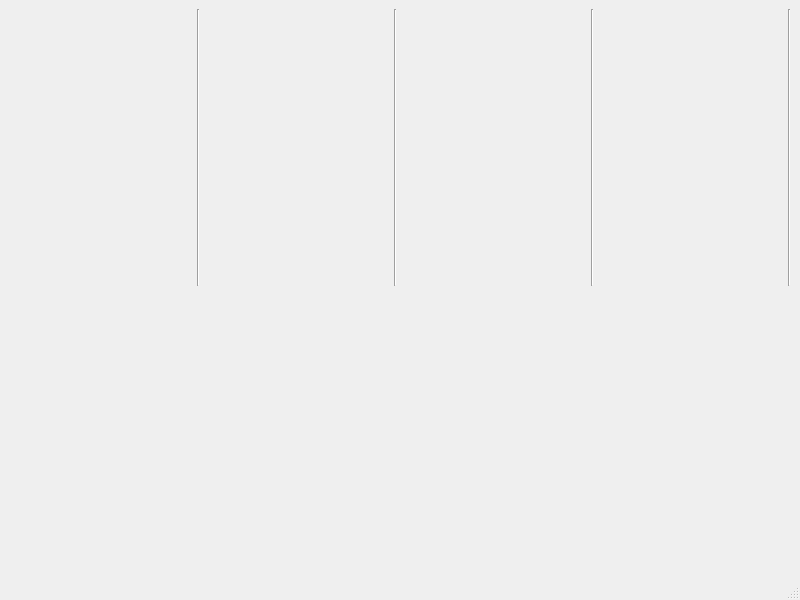
Qt form mrvk_gui/ui/MainWindow.ui (MatejBartosovic/mrvk_project) before a commit.
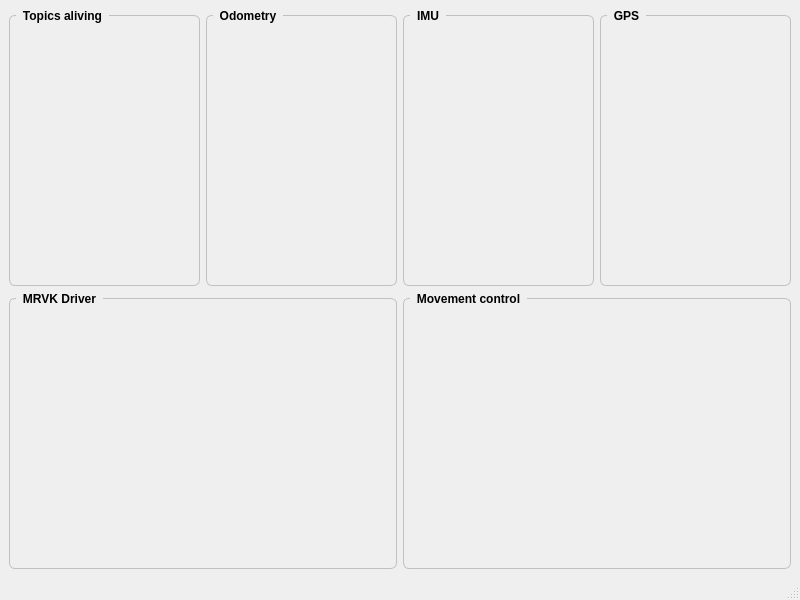
The same form after that commit. Custom widgets are drawn as their Qt base class.

Commit message: make UI beautiful

Patch:
```diff
--- a/mrvk_gui/ui/MainWindow.ui
+++ b/mrvk_gui/ui/MainWindow.ui
@@ -18,6 +18,24 @@
     <item>
      <layout class="QHBoxLayout" name="top">
       <item>
+       <widget class="QGroupBox" name="">
+        <property name="styleSheet">
+         <string notr="true">QGroupBox {
+    font: bold;
+    border: 1px solid silver;
+    border-radius: 6px;
+    margin-top: 6px;
+}
+
+QGroupBox::title {
+    subcontrol-origin: margin;
+    left: 7px;
+    padding: 0px 5px 0px 5px;
+}</string>
+        </property>
+        <property name="title">
+         <string>Topics aliving</string>
+        </property>
        <layout class="QVBoxLayout" name="verticalLayout_2">
         <item>
          <widget class="mrvk_gui::TopicFrequency" name="topicFrequency" native="true"/>
@@ -36,15 +54,27 @@
          </spacer>
         </item>
        </layout>
-      </item>
-      <item>
-       <widget class="Line" name="line_5">
-        <property name="orientation">
-         <enum>Qt::Vertical</enum>
-        </property>
        </widget>
       </item>
       <item>
+       <widget class="QGroupBox" name="">
+        <property name="styleSheet">
+         <string notr="true">QGroupBox {
+    font: bold;
+    border: 1px solid silver;
+    border-radius: 6px;
+    margin-top: 6px;
+}
+
+QGroupBox::title {
+    subcontrol-origin: margin;
+    left: 7px;
+    padding: 0px 5px 0px 5px;
+}</string>
+        </property>
+        <property name="title">
+         <string>Odometry</string>
+        </property>
        <layout class="QVBoxLayout" name="verticalLayout_4">
         <item>
          <widget class="mrvk_gui::Odometry" name="odometry" native="true"/>
@@ -63,15 +93,27 @@
          </spacer>
         </item>
        </layout>
-      </item>
-      <item>
-       <widget class="Line" name="line">
-        <property name="orientation">
-         <enum>Qt::Vertical</enum>
-        </property>
        </widget>
       </item>
       <item>
+       <widget class="QGroupBox" name="">
+        <property name="styleSheet">
+         <string notr="true">QGroupBox {
+    font: bold;
+    border: 1px solid silver;
+    border-radius: 6px;
+    margin-top: 6px;
+}
+
+QGroupBox::title {
+    subcontrol-origin: margin;
+    left: 7px;
+    padding: 0px 5px 0px 5px;
+}</string>
+        </property>
+        <property name="title">
+         <string>IMU</string>
+        </property>
        <layout class="QVBoxLayout" name="verticalLayout_6">
         <item>
          <widget class="mrvk_gui::Imu" name="imu" native="true"/>
@@ -90,15 +132,27 @@
          </spacer>
         </item>
        </layout>
-      </item>
-      <item>
-       <widget class="Line" name="line_2">
-        <property name="orientation">
-         <enum>Qt::Vertical</enum>
-        </property>
        </widget>
       </item>
       <item>
+       <widget class="QGroupBox" name="">
+        <property name="styleSheet">
+         <string notr="true">QGroupBox {
+    font: bold;
+    border: 1px solid silver;
+    border-radius: 6px;
+    margin-top: 6px;
+}
+
+QGroupBox::title {
+    subcontrol-origin: margin;
+    left: 7px;
+    padding: 0px 5px 0px 5px;
+}</string>
+        </property>
+        <property name="title">
+         <string>GPS</string>
+        </property>
        <layout class="QVBoxLayout" name="verticalLayout_5">
         <item>
          <widget class="mrvk_gui::Gps" name="gps" native="true"/>
@@ -117,12 +171,6 @@
          </spacer>
         </item>
        </layout>
-      </item>
-      <item>
-       <widget class="Line" name="line_3">
-        <property name="orientation">
-         <enum>Qt::Vertical</enum>
-        </property>
        </widget>
       </item>
      </layout>
@@ -130,6 +178,24 @@
     <item>
      <layout class="QHBoxLayout" name="bottom">
       <item>
+       <widget class="QGroupBox" name="">
+        <property name="styleSheet">
+         <string notr="true">QGroupBox {
+    font: bold;
+    border: 1px solid silver;
+    border-radius: 6px;
+    margin-top: 6px;
+}
+
+QGroupBox::title {
+    subcontrol-origin: margin;
+    left: 7px;
+    padding: 0px 5px 0px 5px;
+}</string>
+        </property>
+        <property name="title">
+         <string>MRVK Driver</string>
+        </property>
        <layout class="QVBoxLayout" name="verticalLayout_7">
         <item>
          <widget class="mrvk_gui::MrvkDriver" name="mrvkDriver" native="true"/>
@@ -148,8 +214,27 @@
          </spacer>
         </item>
        </layout>
+       </widget>
       </item>
       <item>
+       <widget class="QGroupBox" name="">
+        <property name="styleSheet">
+         <string notr="true">QGroupBox {
+    font: bold;
+    border: 1px solid silver;
+    border-radius: 6px;
+    margin-top: 6px;
+}
+
+QGroupBox::title {
+    subcontrol-origin: margin;
+    left: 7px;
+    padding: 0px 5px 0px 5px;
+}</string>
+        </property>
+        <property name="title">
+         <string>Movement control</string>
+        </property>
        <layout class="QVBoxLayout" name="verticalLayout_8">
         <item>
          <widget class="mrvk_gui::MoveBase" name="moveBase" native="true"/>
@@ -171,20 +256,11 @@
          </spacer>
         </item>
        </layout>
-      </item>
-     </layout>
-    </item>
-   </layout>
-  </widget>
-  <widget class="QMenuBar" name="menubar">
-   <property name="geometry">
-    <rect>
-     <x>0</x>
-     <y>0</y>
-     <width>800</width>
-     <height>22</height>
-    </rect>
-   </property>
+       </widget>
+      </item>
+     </layout>
+    </item>
+   </layout>
   </widget>
   <widget class="QStatusBar" name="statusbar"/>
  </widget>
```
Lines whose indentation alone changed are shown as unchanged. The commit also changes 4 other files.
